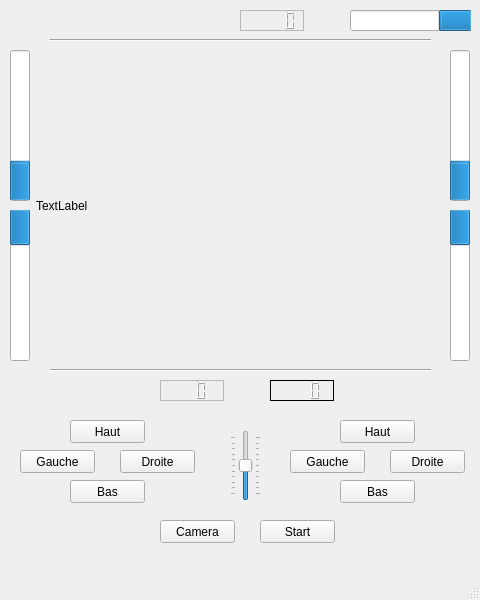
Qt form interface.ui (JySky/RemoteBot) before a commit.
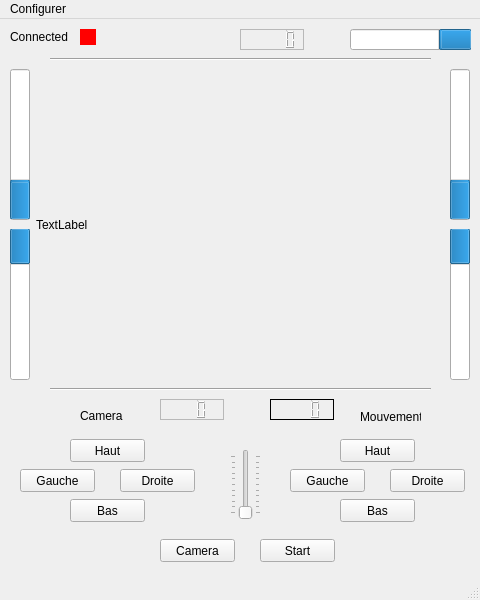
The same form after that commit.

Commit message: 03/03/2016 : Màj classe config, continuation classe Interface

```diff
--- a/interface.ui
+++ b/interface.ui
@@ -145,8 +145,11 @@
     <property name="maximum">
      <number>100</number>
     </property>
+    <property name="value">
+     <number>0</number>
+    </property>
     <property name="sliderPosition">
-     <number>50</number>
+     <number>0</number>
     </property>
     <property name="orientation">
      <enum>Qt::Vertical</enum>
@@ -289,7 +292,7 @@
      <enum>QFrame::StyledPanel</enum>
     </property>
     <property name="frameShadow">
-     <enum>QFrame::Raised</enum>
+     <enum>QFrame::Plain</enum>
     </property>
     <property name="lineWidth">
      <number>6</number>
@@ -537,6 +540,61 @@
      <enum>QLCDNumber::Filled</enum>
     </property>
    </widget>
+   <widget class="QLabel" name="label">
+    <property name="geometry">
+     <rect>
+      <x>80</x>
+      <y>390</y>
+      <width>47</width>
+      <height>13</height>
+     </rect>
+    </property>
+    <property name="text">
+     <string>Camera</string>
+    </property>
+   </widget>
+   <widget class="QLabel" name="label_2">
+    <property name="geometry">
+     <rect>
+      <x>360</x>
+      <y>390</y>
+      <width>61</width>
+      <height>16</height>
+     </rect>
+    </property>
+    <property name="text">
+     <string>Mouvement</string>
+    </property>
+   </widget>
+   <widget class="QLabel" name="Connected">
+    <property name="geometry">
+     <rect>
+      <x>10</x>
+      <y>10</y>
+      <width>71</width>
+      <height>16</height>
+     </rect>
+    </property>
+    <property name="text">
+     <string>Connected</string>
+    </property>
+   </widget>
+   <widget class="QLabel" name="colorConnected">
+    <property name="geometry">
+     <rect>
+      <x>80</x>
+      <y>10</y>
+      <width>16</width>
+      <height>16</height>
+     </rect>
+    </property>
+    <property name="styleSheet">
+     <string notr="true">QLabel#colorConnected { background-color : red; }</string>
+    </property>
+    <property name="text">
+     <string/>
+    </property>
+   </widget>
   </widget>
   <widget class="QMenuBar" name="menuBar">
    <property name="geometry">
@@ -547,6 +605,12 @@
      <height>21</height>
     </rect>
    </property>
+   <widget class="QMenu" name="menuConfigurer">
+    <property name="title">
+     <string>Configurer</string>
+    </property>
+   </widget>
+   <addaction name="menuConfigurer"/>
   </widget>
   <widget class="QStatusBar" name="statusBar"/>
  </widget>
```
The commit also changes 9 other files.
